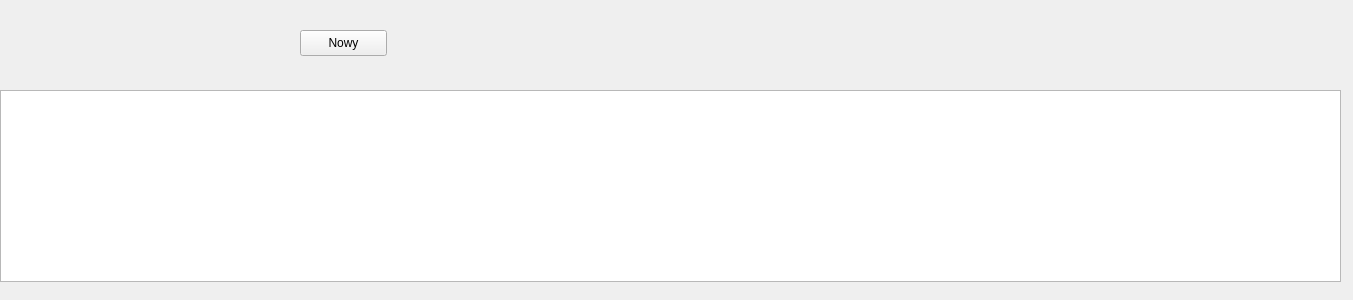
Old version of the form itemList.ui in the repository arekbr/Inwentaryzacja.
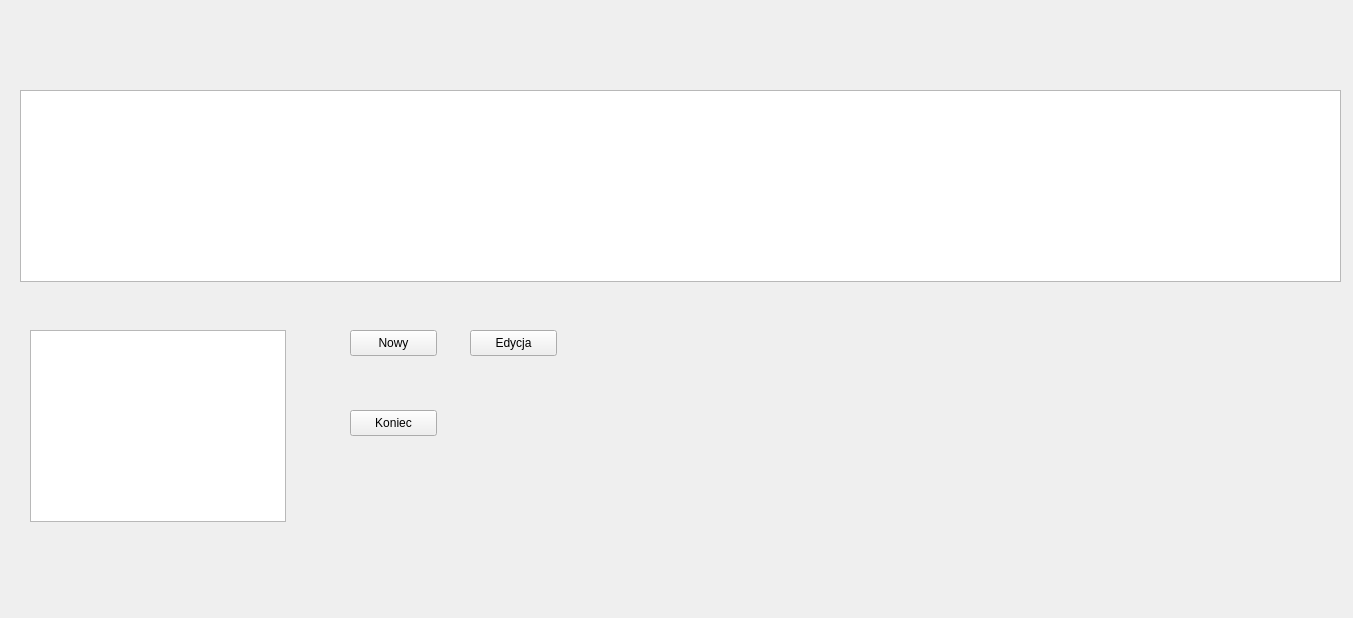
New version of the form.

The edit to the form file:
```diff
--- a/itemList.ui
+++ b/itemList.ui
@@ -7,7 +7,7 @@
     <x>0</x>
     <y>0</y>
     <width>1353</width>
-    <height>300</height>
+    <height>618</height>
    </rect>
   </property>
   <property name="windowTitle">
@@ -16,9 +16,9 @@
   <widget class="QTableView" name="tableView">
    <property name="geometry">
     <rect>
-     <x>0</x>
+     <x>20</x>
      <y>90</y>
-     <width>1341</width>
+     <width>1321</width>
      <height>192</height>
     </rect>
    </property>
@@ -26,8 +26,8 @@
   <widget class="QPushButton" name="pushButton">
    <property name="geometry">
     <rect>
-     <x>300</x>
-     <y>30</y>
+     <x>350</x>
+     <y>330</y>
      <width>87</width>
      <height>26</height>
     </rect>
@@ -36,6 +36,42 @@
     <string>Nowy</string>
    </property>
   </widget>
+  <widget class="QGraphicsView" name="itemList_graphicsView">
+   <property name="geometry">
+    <rect>
+     <x>30</x>
+     <y>330</y>
+     <width>256</width>
+     <height>192</height>
+    </rect>
+   </property>
+  </widget>
+  <widget class="QPushButton" name="itemList_pushButton_edit">
+   <property name="geometry">
+    <rect>
+     <x>470</x>
+     <y>330</y>
+     <width>87</width>
+     <height>26</height>
+    </rect>
+   </property>
+   <property name="text">
+    <string>Edycja</string>
+   </property>
+  </widget>
+  <widget class="QPushButton" name="itemList_pushButton_end">
+   <property name="geometry">
+    <rect>
+     <x>350</x>
+     <y>410</y>
+     <width>87</width>
+     <height>26</height>
+    </rect>
+   </property>
+   <property name="text">
+    <string>Koniec</string>
+   </property>
+  </widget>
  </widget>
  <resources/>
  <connections/>
```
Left out of the diff: 4 changed lines with no effect on the pictures.
